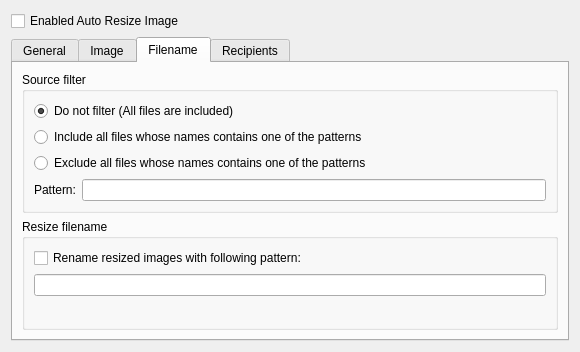
Above: messagecomposer/imagescaling/imagescalingwidget.ui from KDE/kdepim before the change. Below: the same form after it.
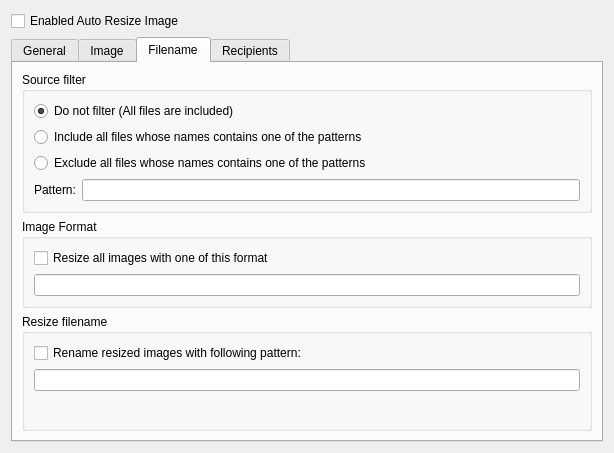
That is the form after the change. The open tabs and pages were chosen to show the change. Custom widgets are drawn as their Qt base class.

Commit message: Convert QLineEdit to KLineEdit add clean button

```diff
--- a/messagecomposer/imagescaling/imagescalingwidget.ui
+++ b/messagecomposer/imagescaling/imagescalingwidget.ui
@@ -6,8 +6,8 @@
    <rect>
     <x>0</x>
     <y>0</y>
-    <width>580</width>
-    <height>333</height>
+    <width>614</width>
+    <height>453</height>
    </rect>
   </property>
   <layout class="QVBoxLayout" name="verticalLayout">
@@ -314,6 +314,29 @@
          </layout>
         </widget>
        </item>
+       <item>
+        <widget class="QGroupBox" name="groupBox_2">
+         <property name="title">
+          <string>Image Format</string>
+         </property>
+         <layout class="QVBoxLayout" name="verticalLayout_9">
+          <item>
+           <widget class="QCheckBox" name="checkBox">
+            <property name="text">
+             <string>Resize all images with one of this format</string>
+            </property>
+           </widget>
+          </item>
+          <item>
+           <widget class="KLineEdit" name="klineedit">
+            <property name="showClearButton" stdset="0">
+             <bool>true</bool>
+            </property>
+           </widget>
+          </item>
+         </layout>
+        </widget>
+       </item>
        <item>
         <widget class="QGroupBox" name="groupBox">
          <property name="title">
```
Left out of the diff: 24 changed lines with no effect on the pictures.
